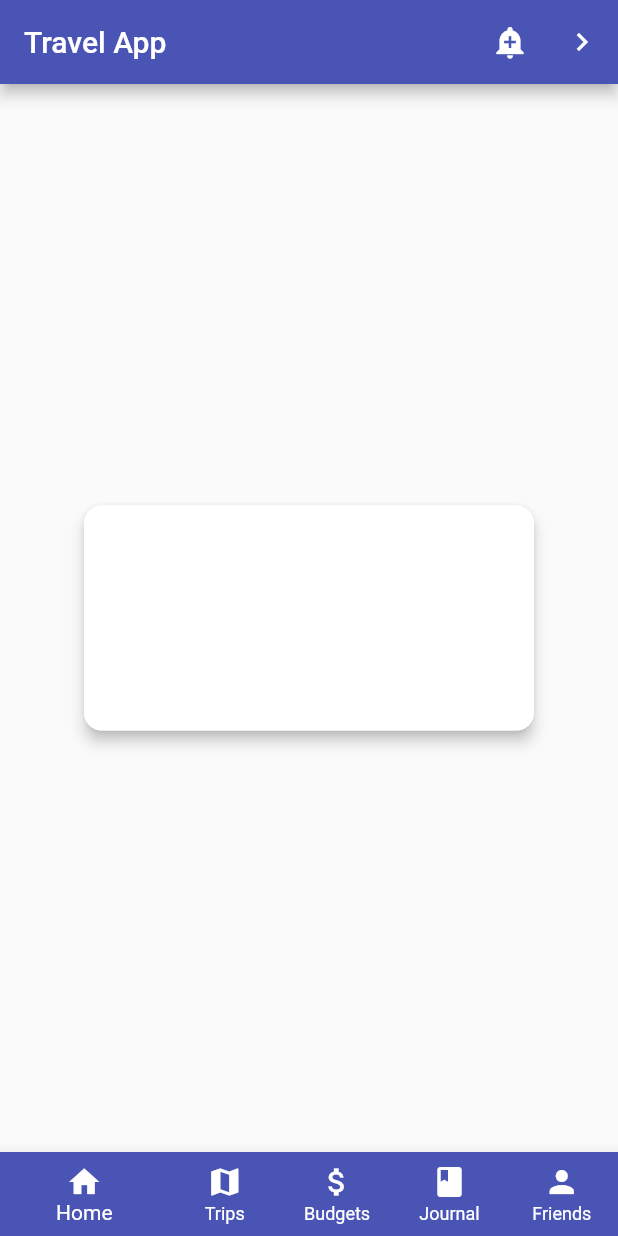
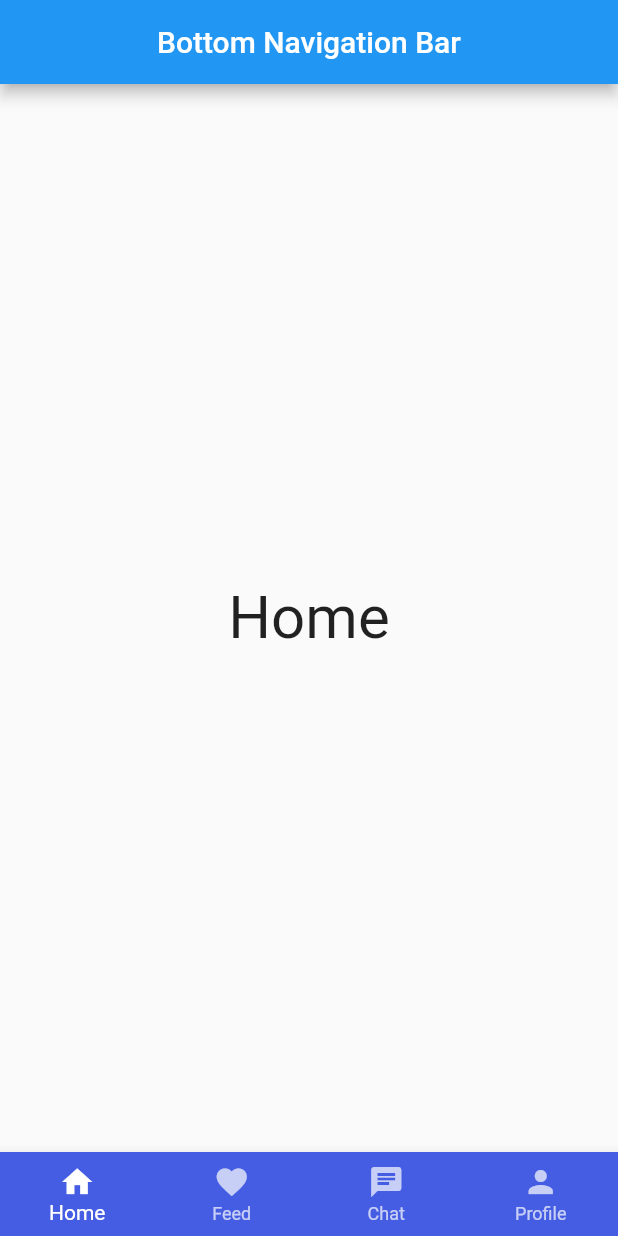
Before and after one commit to 10035/flutter-app-01, a Flutter app: the screen it shows after launch, on a phone screen of 412 x 824 dp. Run offline on Flutter 3.47's test engine with Material 2 defaults, Android fonts, the phone set to English and light mode, and no system bars.

```diff
--- a/lib/main.dart
+++ b/lib/main.dart
@@ -1,6 +1,8 @@
 import 'package:flutter/material.dart';
 
-void main() => runApp(const MyApp());
+void main() {
+  runApp(const MyApp());
+  }
 
 class MyApp extends StatelessWidget {
   const MyApp({Key? key}) : super(key: key);
@@ -11,139 +13,181 @@ class MyApp extends StatelessWidget {
   Widget build(BuildContext context) {
     return const MaterialApp(
       title: _title,
-      home: MyStatelessWidget(),
+      home: MainPage(),
     );
   }
 }
 
-class MyStatelessWidget extends StatelessWidget {
-  const MyStatelessWidget({Key? key}) : super(key: key);
+class MainPage extends StatefulWidget {
+  const MainPage({Key? key}) : super(key: key);
+  @override
+  _MainPageState createState() => _MainPageState();
+}
+
+class _MainPageState extends State<MainPage> {
+  int currentIndex = 0;
 
   @override
   Widget build(BuildContext context) {
     return Scaffold(
-      // *********  APP BAR ************
-      appBar: AppBar(
-        title: const Text('Travel App'),
-        backgroundColor: Color.fromARGB(255, 73, 84, 180),
-        actions: <Widget>[
-          IconButton(
-            icon: const Icon(Icons.add_alert),
-            tooltip: 'Show Snackbar',
-            onPressed: () {
-              ScaffoldMessenger.of(context).showSnackBar(
-                  const SnackBar(content: Text('This is a snackbar')));
-            },
+      appBar: AppBar(title: Text('Bottom Navigation Bar'),centerTitle: true,
+      ),
+      body: Center(child: Text('Home', style: TextStyle(fontSize: 40))),
+      bottomNavigationBar: BottomNavigationBar(
+        type: BottomNavigationBarType.fixed,
+        backgroundColor: Color.fromARGB(255, 69, 93, 226),
+        selectedItemColor: Colors.white,
+        unselectedItemColor: Colors.white70,
+        currentIndex: currentIndex,
+        onTap: (index) => setState(() => currentIndex = index),
+        items: [
+          BottomNavigationBarItem(
+            icon: Icon(Icons.home),
+            label: 'Home',
+            backgroundColor: Colors.blue,
           ),
-          IconButton(
-            icon: const Icon(Icons.navigate_next),
-            tooltip: 'Go to the next page',
-            onPressed: () {
-              Navigator.push(context, MaterialPageRoute<void>(
-                builder: (BuildContext context) {
-                  return Scaffold(
-                    appBar: AppBar(
-                      title: const Text('Next page'),
-                    ),
-                    body: const Center(
-                      child: Text(
-                        'This is the next page',
-                        style: TextStyle(fontSize: 24),
-                      ),
-                    ),
-                    // bottomNavigationBar: BottomNavigationBar(
-                    //     showUnselectedLabels: true,
-                    //     items: const <BottomNavigationBarItem>[
-                    //       BottomNavigationBarItem(
-                    //         icon: Icon(Icons.home),
-                    //         backgroundColor: Color.fromARGB(255, 73, 84, 180),
-                    //         label: 'Home',
-
-                    //       ),
-                    //       BottomNavigationBarItem(
-                    //         icon: Icon(Icons.map),
-                    //         label: 'Trips',
-                    //         // onPressed: () {}
-
-                    //       ),
-                    //       BottomNavigationBarItem(
-                    //         icon: Icon(Icons.attach_money),
-                    //         label: 'Budgets',
-                    //       ),
-                    //       BottomNavigationBarItem(
-                    //         icon: Icon(Icons.book),
-                    //         label: 'Journal',
-                    //       ),
-                    //       BottomNavigationBarItem(
-                    //         icon: Icon(Icons.person),
-                    //         // label: 'Friends',
-                    //         label: 'Friends',
-                    //       ),
-                    //     ]),
-                  );
-                },
-              ));
-            },
+          BottomNavigationBarItem(
+            icon: Icon(Icons.favorite),
+            label: 'Feed',
+            backgroundColor: Colors.blue,
+          ),
+          BottomNavigationBarItem(
+            icon: Icon(Icons.chat),
+            label: 'Chat',
+            backgroundColor: Colors.blue,
+          ),
+          BottomNavigationBarItem(
+            icon: Icon(Icons.person),
+            label: 'Profile',
+            backgroundColor: Colors.blue,
           ),
         ],
       ),
+    );
+  }
+}
+      // // *********  APP BAR ************
+      // appBar: AppBar(
+      //   title: const Text('Travel App'),
+      //   backgroundColor: Color.fromARGB(255, 73, 84, 180),
+      //   actions: <Widget>[
+      //     IconButton(
+      //       icon: const Icon(Icons.add_alert),
+      //       tooltip: 'Show Snackbar',
+      //       onPressed: () {
+      //         ScaffoldMessenger.of(context).showSnackBar(
+      //             const SnackBar(content: Text('This is a snackbar')));
+      //       },
+      //     ),
+      //     IconButton(
+      //       icon: const Icon(Icons.navigate_next),
+      //       tooltip: 'Go to the next page',
+      //       onPressed: () {
+      //         Navigator.push(context, MaterialPageRoute<void>(
+      //           builder: (BuildContext context) {
+      //             return Scaffold(
+      //               appBar: AppBar(
+      //                 title: const Text('Next page'),
+      //               ),
+      //               body: const Center(
+      //                 child: Text(
+      //                   'This is the next page',
+      //                   style: TextStyle(fontSize: 24),
+      //                 ),
+      //               ),
+      //               // bottomNavigationBar: BottomNavigationBar(
+      //               //     showUnselectedLabels: true,
+      //               //     items: const <BottomNavigationBarItem>[
+      //               //       BottomNavigationBarItem(
+      //               //         icon: Icon(Icons.home),
+      //               //         backgroundColor: Color.fromARGB(255, 73, 84, 180),
+      //               //         label: 'Home',
+
+      //               //       ),
+      //               //       BottomNavigationBarItem(
+      //               //         icon: Icon(Icons.map),
+      //               //         label: 'Trips',
+      //               //         // onPressed: () {}
+
+      //               //       ),
+      //               //       BottomNavigationBarItem(
+      //               //         icon: Icon(Icons.attach_money),
+      //               //         label: 'Budgets',
+      //               //       ),
+      //               //       BottomNavigationBarItem(
+      //               //         icon: Icon(Icons.book),
+      //               //         label: 'Journal',
+      //               //       ),
+      //               //       BottomNavigationBarItem(
+      //               //         icon: Icon(Icons.person),
+      //               //         // label: 'Friends',
+      //               //         label: 'Friends',
+      //               //       ),
+      //               //     ]),
+      //             );
+      //           },
+      //         ));
+      //       },
+      //     ),
+      //   ],
+      // ),
 
 // *********  BODY ************
 
-      body: Center(
-        child: Card(
-          elevation: 4,
-          shape: RoundedRectangleBorder(
-            side: BorderSide(
-              color: Theme.of(context).colorScheme.outline,
-            ),
-            borderRadius: const BorderRadius.all(Radius.circular(12)),
-          ),
-          child: const SizedBox(
-            width: 300,
-            height: 150,
-            // child: Center(child: Text('Outlined Card')),
-          ),
-        ),
-      ),
+      // body: Center(
+      //   child: Card(
+      //     elevation: 4,
+      //     shape: RoundedRectangleBorder(
+      //       side: BorderSide(
+      //         color: Theme.of(context).colorScheme.outline,
+      //       ),
+      //       borderRadius: const BorderRadius.all(Radius.circular(12)),
+      //     ),
+      //     child: const SizedBox(
+      //       width: 300,
+      //       height: 150,
+      //       // child: Center(child: Text('Outlined Card')),
+      //     ),
+      //   ),
+      // ),
 
 
 // *********  BOTTOM NAVBAR ************
-      bottomNavigationBar: BottomNavigationBar(
-          showUnselectedLabels: true,
-          items: const <BottomNavigationBarItem>[
-            BottomNavigationBarItem(
-              icon: Icon(Icons.home),
-              backgroundColor: Color.fromARGB(255, 73, 84, 180),
-              label: 'Home',
-              // currentIndex: _selectedIndex,
-              // onTap: _onItemTapped,
-            ),
-            BottomNavigationBarItem(
-              icon: Icon(Icons.map),
-              label: 'Trips',
-            ),
-            BottomNavigationBarItem(
-              icon: Icon(Icons.attach_money),
-              label: 'Budgets',
-            ),
-            BottomNavigationBarItem(
-              icon: Icon(Icons.book),
-              label: 'Journal',
-            ),
-            BottomNavigationBarItem(
-              icon: Icon(Icons.person),
-              // label: 'Friends',
-              label: 'Friends',
-            ),
-          ]),
-      // floatingActionButton: const FloatingActionButton(onPressed: null),
-    );
-  }
-}
+//       bottomNavigationBar: BottomNavigationBar(
+//           // onTap: ,
+//           showUnselectedLabels: true,
+//           items: const <BottomNavigationBarItem>[
+//             BottomNavigationBarItem(
+//               icon: Icon(Icons.home),
+//               backgroundColor: Color.fromARGB(255, 73, 84, 180),
+//               label: 'Home',
+//               // currentIndex: _selectedIndex,
+//               // onTap: _onItemTapped,
+//             ),
+//             BottomNavigationBarItem(
+//               icon: Icon(Icons.map),
+//               label: 'Trips',
+//             ),
+//             BottomNavigationBarItem(
+//               icon: Icon(Icons.attach_money),
+//               label: 'Budgets',
+//             ),
+//             BottomNavigationBarItem(
+//               icon: Icon(Icons.book),
+//               label: 'Journal',
+//             ),
+//             BottomNavigationBarItem(
+//               icon: Icon(Icons.person),
+//               // label: 'Friends',
+//               label: 'Friends',
+//             ),
+//           ]),
+//       // floatingActionButton: const FloatingActionButton(onPressed: null),
+//     );
+//   }
+// }
 
           // void _onItemTapped(int index) {
           //   setState(() {
           //     _selectedIndex = index;
           //   });
-          // }
--- a/lib/pages/friends.dart
+++ b/lib/pages/friends.dart
@@ -0,0 +1 @@
+import 'package:flutter/material.dart';
--- a/lib/pages/journal.dart
+++ b/lib/pages/journal.dart
@@ -0,0 +1,11 @@
+import 'package:flutter/material.dart';
+
+class MyApp extends StatelessWidget {
+  const MyApp({ Key? key }) : super(key: key);
+
+  @override
+  Widget build(BuildContext context) {
+    return MaterialApp(home: Scaffold(appBar: AppBar()),
+    );
+  }
+}
```
Also changed, not shown: lib/pages/trips.dart (+136 -0 lines).
